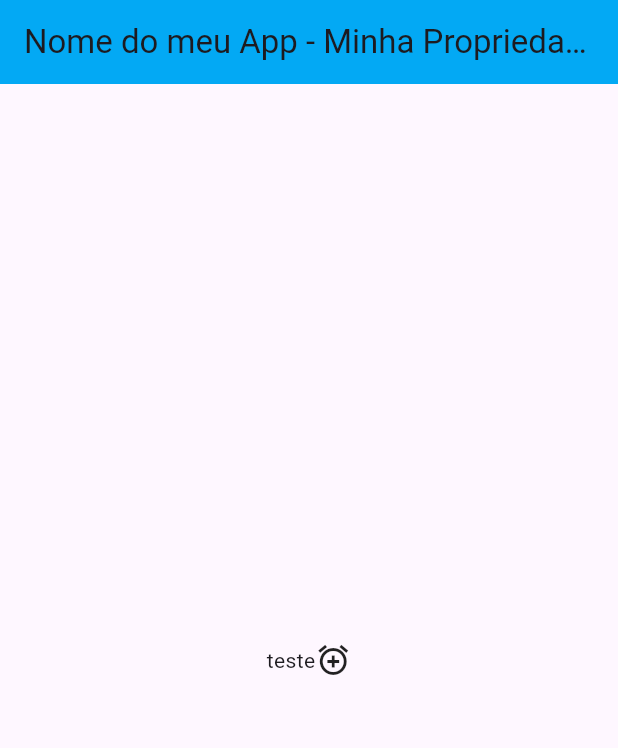
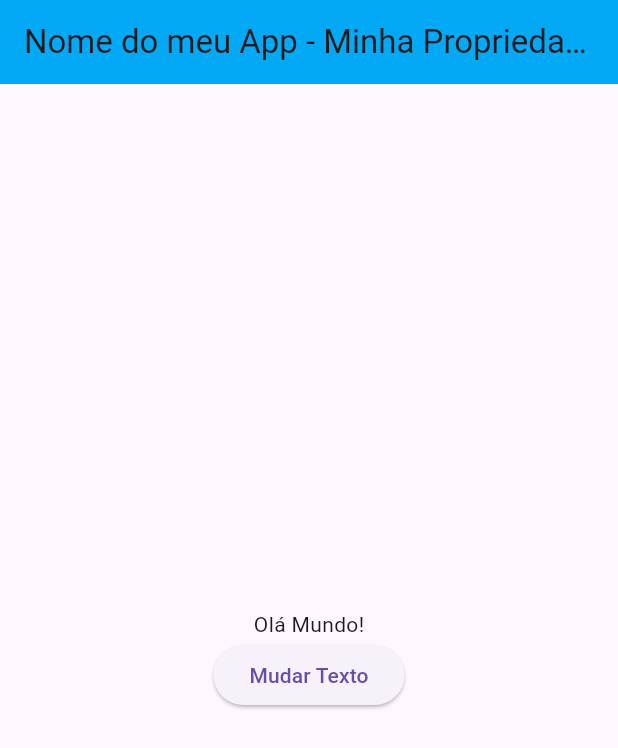
Before and after one commit to EduLucas23/trabalho-flutter, a Flutter app: the screen it shows after launch, on a phone screen of 412 x 824 dp. Shown: the top 748 px of the screen. Run offline on Flutter 3.47's test engine with Material 3 defaults, Android fonts, the phone set to English and light mode, and no system bars.

Commit message:
Atualizacao alteração MeuApp

```diff
--- a/trabalho_flutter/lib/main.dart
+++ b/trabalho_flutter/lib/main.dart
@@ -19,15 +19,40 @@ class MeuApp extends StatelessWidget{
             child: Text("Nome do meu App - Minha Propriedade Intelectual")),
 
         ),
-        body: Center(
-          child: Row(
-            mainAxisAlignment: MainAxisAlignment.center,
-          children: [
-            Text("teste"),
-            Icon(Icons.add_alarm_sharp)
-          ],
-        ))
+        body: PaginaInicial(),
       )
      );
   }
 }
+
+class PaginaInicial extends StatefulWidget{
+ const PaginaInicial({super.key});
+
+  @override
+    State<PaginaInicial> createState() => _PaginaInicialState();
+}
+
+class _PaginaInicialState extends State<PaginaInicial>{
+
+String texto = "Olá Mundo!";
+
+  @override
+    Widget build(BuildContext context){
+   return Center(
+     child: Column(
+      mainAxisAlignment: MainAxisAlignment.center,
+      children: [
+        Text(texto),
+        ElevatedButton(
+          child: Text("Mudar Texto"),
+          onPressed: () {
+            setState(() {
+              texto = "Texto Alterado!";
+            });
+            },
+        )
+      ],
+      ),
+     );
+    }
+}
```
